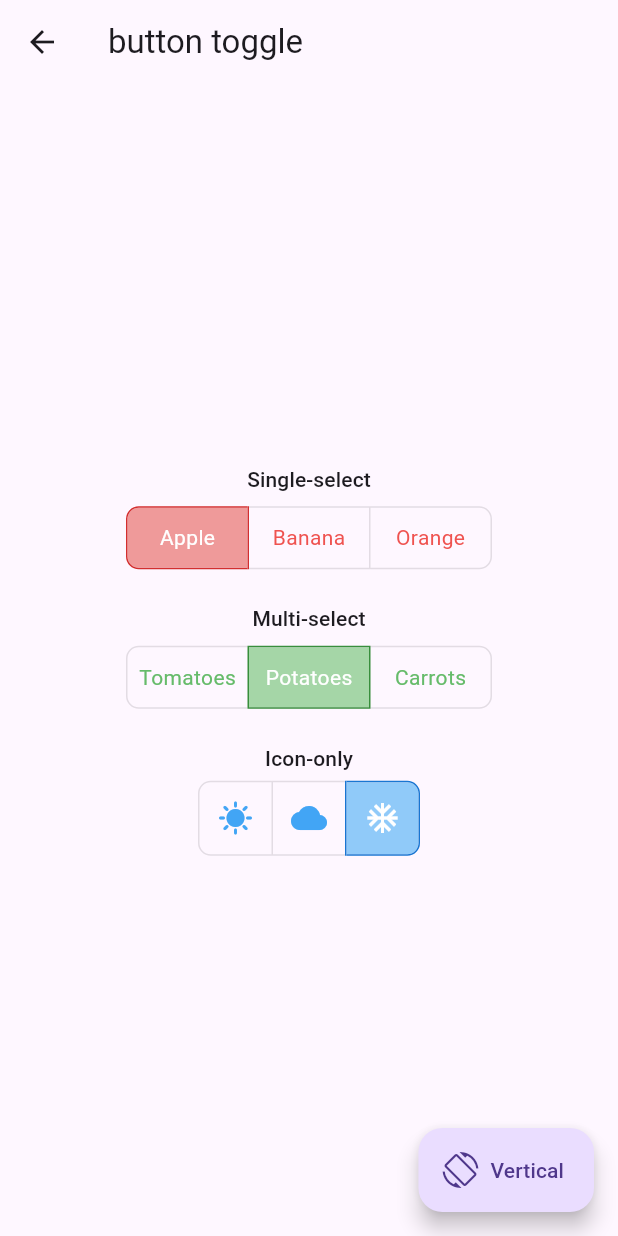
After one commit to listen2code/FlutterGalleryNext, a Flutter app: the DemoButton screen opened by its route, after a tap on "button toggle", on a phone screen of 412 x 824 dp. The commit adds this screen. Run offline on Flutter 3.47's test engine with Material 3 defaults, Android fonts, the phone set to English and light mode, and no system bars; our stand-ins replace cached_network_image, dio, native_flutter_proxy, plugin_platform_interface, shared_preferences, sqflite; missing offline and left inert: a package; accounts and stored records are empty.

Commit message:
[add] demo button toggle

```diff
--- a/lib/demos/button/demo_button.dart
+++ b/lib/demos/button/demo_button.dart
@@ -3,6 +3,7 @@ import 'package:flutter_gallery_next/demos/button/demo_button_common.dart';
 import 'package:flutter_gallery_next/demos/button/demo_button_download.dart';
 import 'package:flutter_gallery_next/demos/button/demo_button_inkwell.dart';
 import 'package:flutter_gallery_next/demos/button/demo_button_ontap.dart';
+import 'package:flutter_gallery_next/demos/button/demo_button_toggle.dart';
 
 class DemoButton extends StatefulWidget {
   const DemoButton({Key? key}) : super(key: key);
@@ -42,6 +43,11 @@ class _DemoButtonState extends State<DemoButton> {
                   Navigator.of(context).push(MaterialPageRoute(builder: (context) => const DemoButtonCommon()));
                 },
                 child: const Text("button common")),
+            ElevatedButton(
+                onPressed: () {
+                  Navigator.of(context).push(MaterialPageRoute(builder: (context) => const DemoButtonToggle()));
+                },
+                child: const Text("button toggle")),
           ],
         ),
       ),
--- /dev/null
+++ b/lib/demos/button/demo_button_toggle.dart
@@ -0,0 +1,127 @@
+import 'package:flutter/material.dart';
+
+/// Flutter code sample for [ToggleButtons].
+
+const List<Widget> fruits = <Widget>[Text('Apple'), Text('Banana'), Text('Orange')];
+
+const List<Widget> vegetables = <Widget>[Text('Tomatoes'), Text('Potatoes'), Text('Carrots')];
+
+const List<Widget> icons = <Widget>[
+  Icon(Icons.sunny),
+  Icon(Icons.cloud),
+  Icon(Icons.ac_unit),
+];
+
+class DemoButtonToggle extends StatefulWidget {
+  const DemoButtonToggle({super.key});
+
+  @override
+  State<DemoButtonToggle> createState() => _DemoButtonToggleState();
+}
+
+class _DemoButtonToggleState extends State<DemoButtonToggle> {
+  final List<bool> _selectedFruits = <bool>[true, false, false];
+  final List<bool> _selectedVegetables = <bool>[false, true, false];
+  final List<bool> _selectedWeather = <bool>[false, false, true];
+  bool vertical = false;
+
+  @override
+  Widget build(BuildContext context) {
+    final ThemeData theme = Theme.of(context);
+
+    return Scaffold(
+      appBar: AppBar(title: Text("button toggle")),
+      body: Center(
+        child: SingleChildScrollView(
+          child: Column(
+            mainAxisSize: MainAxisSize.min,
+            mainAxisAlignment: MainAxisAlignment.center,
+            children: <Widget>[
+              // ToggleButtons with a single selection.
+              Text('Single-select', style: theme.textTheme.titleSmall),
+              const SizedBox(height: 5),
+              ToggleButtons(
+                direction: vertical ? Axis.vertical : Axis.horizontal,
+                onPressed: (int index) {
+                  setState(() {
+                    // The button that is tapped is set to true, and the others to false.
+                    for (int i = 0; i < _selectedFruits.length; i++) {
+                      _selectedFruits[i] = i == index;
+                    }
+                  });
+                },
+                borderRadius: const BorderRadius.all(Radius.circular(8)),
+                selectedBorderColor: Colors.red[700],
+                selectedColor: Colors.white,
+                fillColor: Colors.red[200],
+                color: Colors.red[400],
+                constraints: const BoxConstraints(
+                  minHeight: 40.0,
+                  minWidth: 80.0,
+                ),
+                isSelected: _selectedFruits,
+                children: fruits,
+              ),
+              const SizedBox(height: 20),
+              // ToggleButtons with a multiple selection.
+              Text('Multi-select', style: theme.textTheme.titleSmall),
+              const SizedBox(height: 5),
+              ToggleButtons(
+                direction: vertical ? Axis.vertical : Axis.horizontal,
+                onPressed: (int index) {
+                  // All buttons are selectable.
+                  setState(() {
+                    _selectedVegetables[index] = !_selectedVegetables[index];
+                  });
+                },
+                borderRadius: const BorderRadius.all(Radius.circular(8)),
+                selectedBorderColor: Colors.green[700],
+                selectedColor: Colors.white,
+                fillColor: Colors.green[200],
+                color: Colors.green[400],
+                constraints: const BoxConstraints(
+                  minHeight: 40.0,
+                  minWidth: 80.0,
+                ),
+                isSelected: _selectedVegetables,
+                children: vegetables,
+              ),
+              const SizedBox(height: 20),
+              // ToggleButtons with icons only.
+              Text('Icon-only', style: theme.textTheme.titleSmall),
+              const SizedBox(height: 5),
+              ToggleButtons(
+                direction: vertical ? Axis.vertical : Axis.horizontal,
+                onPressed: (int index) {
+                  setState(() {
+                    // The button that is tapped is set to true, and the others to false.
+                    for (int i = 0; i < _selectedWeather.length; i++) {
+                      _selectedWeather[i] = i == index;
+                    }
+                  });
+                },
+                borderRadius: const BorderRadius.all(Radius.circular(8)),
+                selectedBorderColor: Colors.blue[700],
+                selectedColor: Colors.white,
+                fillColor: Colors.blue[200],
+                color: Colors.blue[400],
+                isSelected: _selectedWeather,
+                children: icons,
+              ),
+            ],
+          ),
+        ),
+      ),
+      floatingActionButton: FloatingActionButton.extended(
+        onPressed: () {
+          setState(() {
+            // When the button is pressed, ToggleButtons direction is changed.
+            vertical = !vertical;
+          });
+        },
+        icon: const Icon(Icons.screen_rotation_outlined),
+        label: Text(vertical ? 'Horizontal' : 'Vertical'),
+      ),
+    );
+  }
+}
```
Also changed, not shown: 1 other file.
